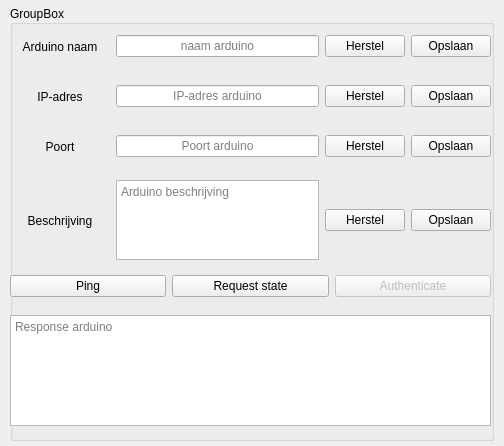
Ghettovich/bsf, file devicewidget.ui: the form before one commit.
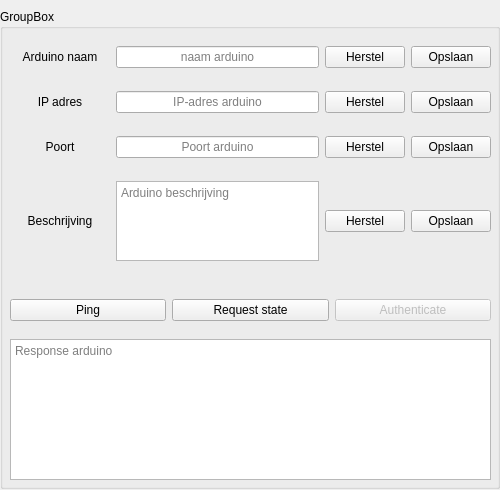
The form after the commit.

Commit message: improved ui for 1024 x 600 resolution. Added for-each loop that create widgets for Arduino's. Settings retrieved from sql database.

```diff
--- a/devicewidget.ui
+++ b/devicewidget.ui
@@ -6,14 +6,14 @@
    <rect>
     <x>0</x>
     <y>0</y>
-    <width>504</width>
-    <height>446</height>
+    <width>500</width>
+    <height>490</height>
    </rect>
   </property>
   <property name="minimumSize">
    <size>
-    <width>504</width>
-    <height>446</height>
+    <width>500</width>
+    <height>490</height>
    </size>
   </property>
   <property name="windowTitle">
@@ -22,51 +22,41 @@
   <widget class="QGroupBox" name="groupBoxDevice">
    <property name="geometry">
     <rect>
-     <x>10</x>
-     <y>5</y>
-     <width>484</width>
-     <height>436</height>
+     <x>0</x>
+     <y>9</y>
+     <width>500</width>
+     <height>480</height>
     </rect>
    </property>
-   <property name="minimumSize">
-    <size>
-     <width>484</width>
-     <height>436</height>
-    </size>
-   </property>
-   <property name="maximumSize">
-    <size>
-     <width>16777215</width>
-     <height>16777215</height>
-    </size>
-   </property>
    <property name="title">
     <string>GroupBox</string>
    </property>
-   <property name="alignment">
-    <set>Qt::AlignLeading|Qt::AlignLeft|Qt::AlignVCenter</set>
-   </property>
-   <widget class="QWidget" name="">
+   <widget class="QWidget" name="gridLayoutWidget">
     <property name="geometry">
      <rect>
-      <x>0</x>
+      <x>10</x>
       <y>20</y>
       <width>481</width>
-      <height>43</height>
+      <height>251</height>
      </rect>
     </property>
-    <layout class="QHBoxLayout" name="horizontalLayoutName">
-     <property name="topMargin">
-      <number>10</number>
-     </property>
-     <property name="rightMargin">
-      <number>0</number>
-     </property>
-     <property name="bottomMargin">
-      <number>10</number>
-     </property>
-     <item>
-      <widget class="QLabel" name="labelName">
+    <layout class="QGridLayout" name="gridLayout">
+     <item row="0" column="3">
+      <widget class="QPushButton" name="pushButtonSaveName">
+       <property name="text">
+        <string>Opslaan</string>
+       </property>
+      </widget>
+     </item>
+     <item row="2" column="2">
+      <widget class="QPushButton" name="pushButtonRecoverPort">
+       <property name="text">
+        <string>Herstel</string>
+       </property>
+      </widget>
+     </item>
+     <item row="1" column="0">
+      <widget class="QLabel" name="labelIpAddress">
        <property name="minimumSize">
         <size>
          <width>100</width>
@@ -74,14 +64,14 @@
         </size>
        </property>
        <property name="text">
-        <string>Arduino naam</string>
+        <string>IP adres</string>
        </property>
        <property name="alignment">
         <set>Qt::AlignCenter</set>
        </property>
       </widget>
      </item>
-     <item>
+     <item row="0" column="1">
       <widget class="QLineEdit" name="lineEditName">
        <property name="minimumSize">
         <size>
@@ -103,43 +93,15 @@
        </property>
       </widget>
      </item>
-     <item>
-      <widget class="QPushButton" name="pushButtonRecoverName">
+     <item row="3" column="2">
+      <widget class="QPushButton" name="pushButtonRecoverDescription">
        <property name="text">
         <string>Herstel</string>
        </property>
       </widget>
      </item>
-     <item>
-      <widget class="QPushButton" name="pushButtonSaveName">
-       <property name="text">
-        <string>Opslaan</string>
-       </property>
-      </widget>
-     </item>
-    </layout>
-   </widget>
-   <widget class="QWidget" name="">
-    <property name="geometry">
-     <rect>
-      <x>0</x>
-      <y>70</y>
-      <width>481</width>
-      <height>43</height>
-     </rect>
-    </property>
-    <layout class="QHBoxLayout" name="horizontalLayoutIP">
-     <property name="topMargin">
-      <number>10</number>
-     </property>
-     <property name="rightMargin">
-      <number>0</number>
-     </property>
-     <property name="bottomMargin">
-      <number>10</number>
-     </property>
-     <item>
-      <widget class="QLabel" name="label_IIPAddress">
+     <item row="3" column="0">
+      <widget class="QLabel" name="labelDescription">
        <property name="minimumSize">
         <size>
          <width>100</width>
@@ -147,87 +109,42 @@
         </size>
        </property>
        <property name="text">
-        <string>IP-adres</string>
+        <string>Beschrijving</string>
        </property>
        <property name="alignment">
         <set>Qt::AlignCenter</set>
        </property>
       </widget>
      </item>
-     <item>
-      <widget class="QLineEdit" name="lineEditIPAddress">
-       <property name="minimumSize">
-        <size>
-         <width>200</width>
-         <height>0</height>
-        </size>
+     <item row="3" column="3">
+      <widget class="QPushButton" name="pushButtonSaveDescription">
+       <property name="text">
+        <string>Opslaan</string>
        </property>
-       <property name="maximumSize">
-        <size>
-         <width>300</width>
-         <height>16777215</height>
-        </size>
-       </property>
-       <property name="alignment">
-        <set>Qt::AlignCenter</set>
-       </property>
-       <property name="placeholderText">
-        <string extracomment="Arduino naam">IP-adres arduino</string>
-       </property>
       </widget>
      </item>
-     <item>
+     <item row="1" column="2">
       <widget class="QPushButton" name="pushButtonRecoverIP">
        <property name="text">
         <string>Herstel</string>
        </property>
       </widget>
      </item>
-     <item>
+     <item row="1" column="3">
       <widget class="QPushButton" name="pushButtonSaveIP">
        <property name="text">
         <string>Opslaan</string>
        </property>
       </widget>
      </item>
-    </layout>
-   </widget>
-   <widget class="QWidget" name="">
-    <property name="geometry">
-     <rect>
-      <x>0</x>
-      <y>120</y>
-      <width>481</width>
-      <height>43</height>
-     </rect>
-    </property>
-    <layout class="QHBoxLayout" name="horizontalLayoutPort">
-     <property name="topMargin">
-      <number>10</number>
-     </property>
-     <property name="rightMargin">
-      <number>0</number>
-     </property>
-     <property name="bottomMargin">
-      <number>10</number>
-     </property>
-     <item>
-      <widget class="QLabel" name="labelPort">
-       <property name="minimumSize">
-        <size>
-         <width>100</width>
-         <height>0</height>
-        </size>
-       </property>
+     <item row="2" column="3">
+      <widget class="QPushButton" name="pushButtonSavePort">
        <property name="text">
-        <string>Poort</string>
-       </property>
-       <property name="alignment">
-        <set>Qt::AlignCenter</set>
+        <string>Opslaan</string>
        </property>
       </widget>
      </item>
-     <item>
+     <item row="2" column="1">
       <widget class="QLineEdit" name="lineEditPort">
        <property name="minimumSize">
         <size>
@@ -249,37 +166,31 @@
        </property>
       </widget>
      </item>
-     <item>
-      <widget class="QPushButton" name="pushButtonRecoverPort">
+     <item row="0" column="2">
+      <widget class="QPushButton" name="pushButtonRecoverName">
        <property name="text">
         <string>Herstel</string>
        </property>
       </widget>
      </item>
-     <item>
-      <widget class="QPushButton" name="pushButtonSavePort">
+     <item row="2" column="0">
+      <widget class="QLabel" name="labelPort">
+       <property name="minimumSize">
+        <size>
+         <width>100</width>
+         <height>0</height>
+        </size>
+       </property>
        <property name="text">
-        <string>Opslaan</string>
+        <string>Poort</string>
        </property>
+       <property name="alignment">
+        <set>Qt::AlignCenter</set>
+       </property>
       </widget>
      </item>
-    </layout>
-   </widget>
-   <widget class="QWidget" name="">
-    <property name="geometry">
-     <rect>
-      <x>0</x>
-      <y>170</y>
-      <width>481</width>
-      <height>91</height>
-     </rect>
-    </property>
-    <layout class="QHBoxLayout" name="horizontalLayoutDescription">
-     <property name="rightMargin">
-      <number>0</number>
-     </property>
-     <item>
-      <widget class="QLabel" name="labelDescription">
+     <item row="0" column="0">
+      <widget class="QLabel" name="labelName">
        <property name="minimumSize">
         <size>
          <width>100</width>
@@ -287,14 +198,36 @@
         </size>
        </property>
        <property name="text">
-        <string>Beschrijving</string>
+        <string>Arduino naam</string>
        </property>
        <property name="alignment">
         <set>Qt::AlignCenter</set>
        </property>
       </widget>
      </item>
-     <item alignment="Qt::AlignHCenter">
+     <item row="1" column="1">
+      <widget class="QLineEdit" name="lineEditIPAddress">
+       <property name="minimumSize">
+        <size>
+         <width>200</width>
+         <height>0</height>
+        </size>
+       </property>
+       <property name="maximumSize">
+        <size>
+         <width>300</width>
+         <height>16777215</height>
+        </size>
+       </property>
+       <property name="alignment">
+        <set>Qt::AlignCenter</set>
+       </property>
+       <property name="placeholderText">
+        <string extracomment="Arduino naam">IP-adres arduino</string>
+       </property>
+      </widget>
+     </item>
+     <item row="3" column="1">
       <widget class="QPlainTextEdit" name="plainTextEditDescription">
        <property name="maximumSize">
         <size>
@@ -310,27 +243,13 @@
        </property>
       </widget>
      </item>
-     <item>
-      <widget class="QPushButton" name="pushButtonRecoverDescription">
-       <property name="text">
-        <string>Herstel</string>
-       </property>
-      </widget>
-     </item>
-     <item>
-      <widget class="QPushButton" name="pushButtonSaveDescription">
-       <property name="text">
-        <string>Opslaan</string>
-       </property>
-      </widget>
-     </item>
     </layout>
    </widget>
-   <widget class="QWidget" name="">
+   <widget class="QWidget" name="layoutWidget">
     <property name="geometry">
      <rect>
-      <x>0</x>
-      <y>260</y>
+      <x>10</x>
+      <y>280</y>
       <width>481</width>
       <height>43</height>
      </rect>
@@ -374,12 +293,15 @@
    <widget class="QPlainTextEdit" name="plainTextEditResponseArduino">
     <property name="geometry">
      <rect>
-      <x>0</x>
-      <y>310</y>
+      <x>10</x>
+      <y>330</y>
       <width>481</width>
-      <height>111</height>
+      <height>141</height>
      </rect>
     </property>
+    <property name="readOnly">
+     <bool>true</bool>
+    </property>
     <property name="placeholderText">
      <string>Response arduino</string>
     </property>
```
The commit also changes 7 other files.
